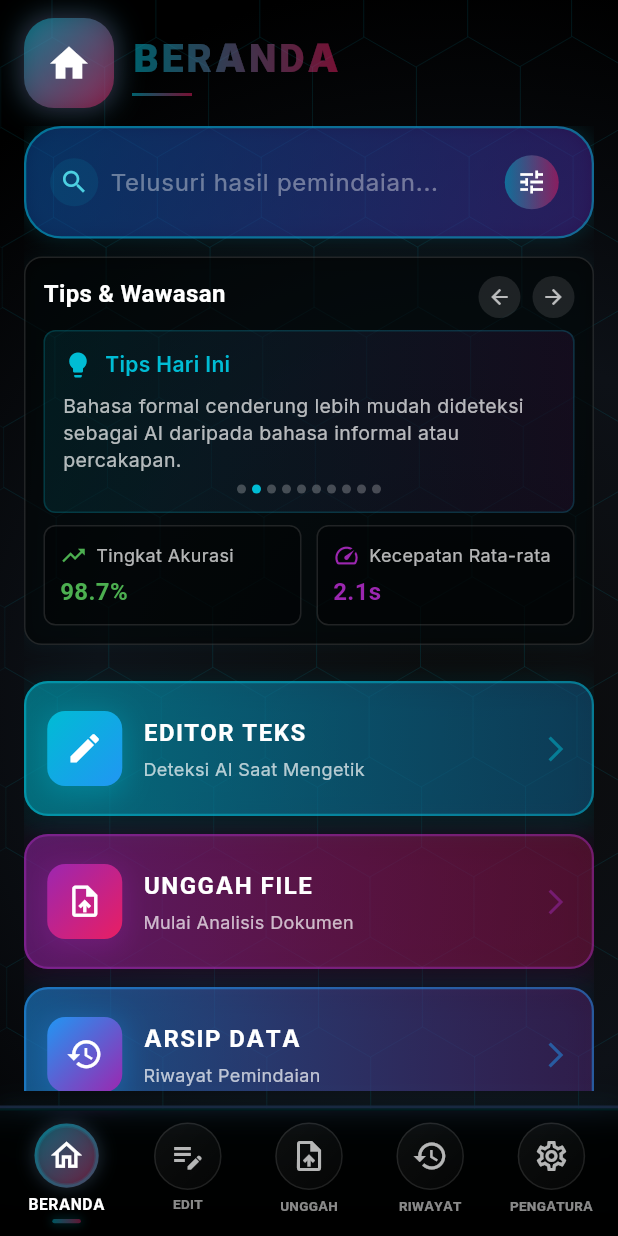
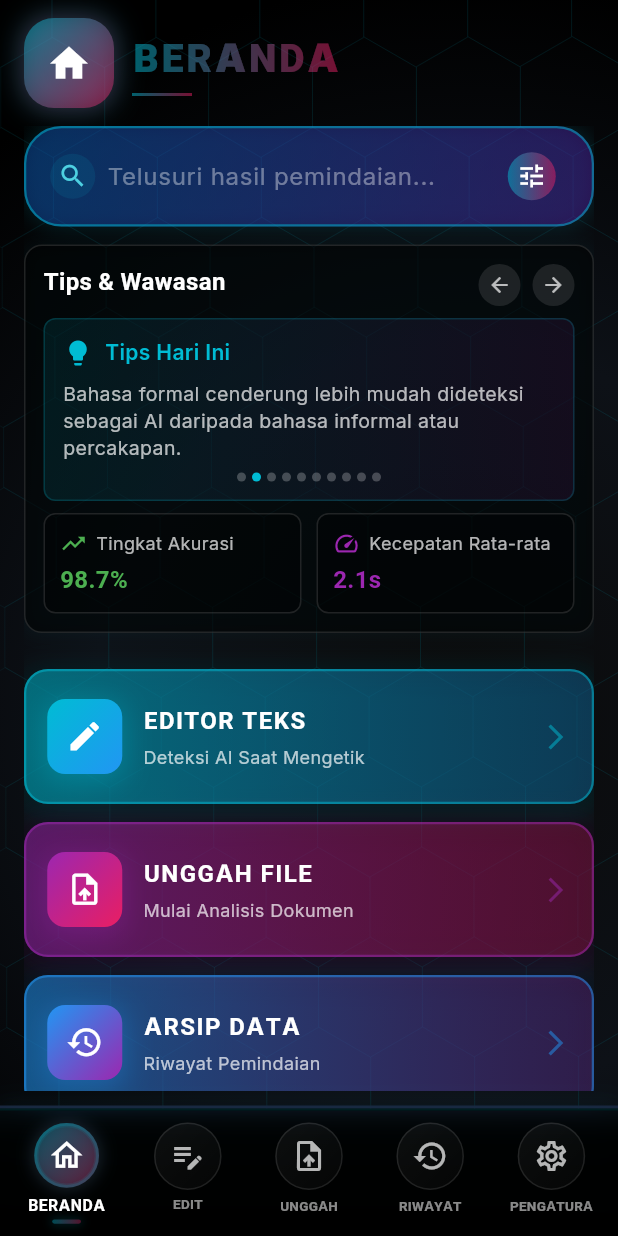
Before and after one commit to Ascalon984/Neural-Detector, a Flutter app: the screen it shows after launch, after a tap on the "arrow forward" icon, on a phone screen of 412 x 824 dp. Run offline on Flutter 3.47's test engine with Material 3 defaults, Android fonts, the light colour scheme and no system bars; our stand-ins replace csv, file_picker, fl_chart, flutter_animate, google_fonts and 3 more; missing offline and left inert: dart:ffi, dart:html, dart:js_util, excel, google_mlkit_text_recognition, syncfusion_flutter_pdf and 1 more; Roboto replaces fonts that are missing (Orbitron).

Commit message:
UI: tighten search box padding + small splash update

```diff
--- a/lib/screens/home_screen.dart
+++ b/lib/screens/home_screen.dart
@@ -573,7 +573,8 @@ class _HomeScreenState extends State<HomeScreen>
               Container(
                 padding: EdgeInsets.symmetric(
                   horizontal: isVerySmallScreen ? 12 : 16,
-                  vertical: isVerySmallScreen ? 8 : 12,
+                  // Reduced vertical padding to make the search box less tall
+                  vertical: isVerySmallScreen ? 6 : 8,
                 ),
                 decoration: BoxDecoration(
                   borderRadius: BorderRadius.circular(isVerySmallScreen ? 20 : 25),
@@ -602,8 +603,8 @@ class _HomeScreenState extends State<HomeScreen>
                     // Search icon
                     GestureDetector(
                       onTap: () => _onSearchSubmitted(_searchController.text),
-                      child: Container(
-                        padding: EdgeInsets.all(isVerySmallScreen ? 4 : 6),
+                        child: Container(
+                        padding: EdgeInsets.all(isVerySmallScreen ? 3 : 5),
                         decoration: BoxDecoration(
                           shape: BoxShape.circle,
                           color: Colors.cyan.withOpacity(0.1),
@@ -639,7 +640,7 @@ class _HomeScreenState extends State<HomeScreen>
                     IconButton(
                       onPressed: _openFilterSheet,
                       icon: Container(
-                        padding: EdgeInsets.all(isVerySmallScreen ? 6 : 8),
+                        padding: EdgeInsets.all(isVerySmallScreen ? 4 : 6),
                         decoration: BoxDecoration(
                           shape: BoxShape.circle,
                           gradient: LinearGradient(
--- a/lib/screens/splash_screen.dart
+++ b/lib/screens/splash_screen.dart
@@ -160,7 +160,7 @@ class CyberPunkScreen extends StatelessWidget {
 
                 // Progress text
                 Text(
-                  'INITIALIZING SYSTEM... ${progress.toInt()}%',
+                  'Sedang Memuat... ${progress.toInt()}%',
                   style: TextStyle(
                     color: Colors.cyanAccent.withOpacity(glowAnimation.value),
                     fontSize: 16,
```
